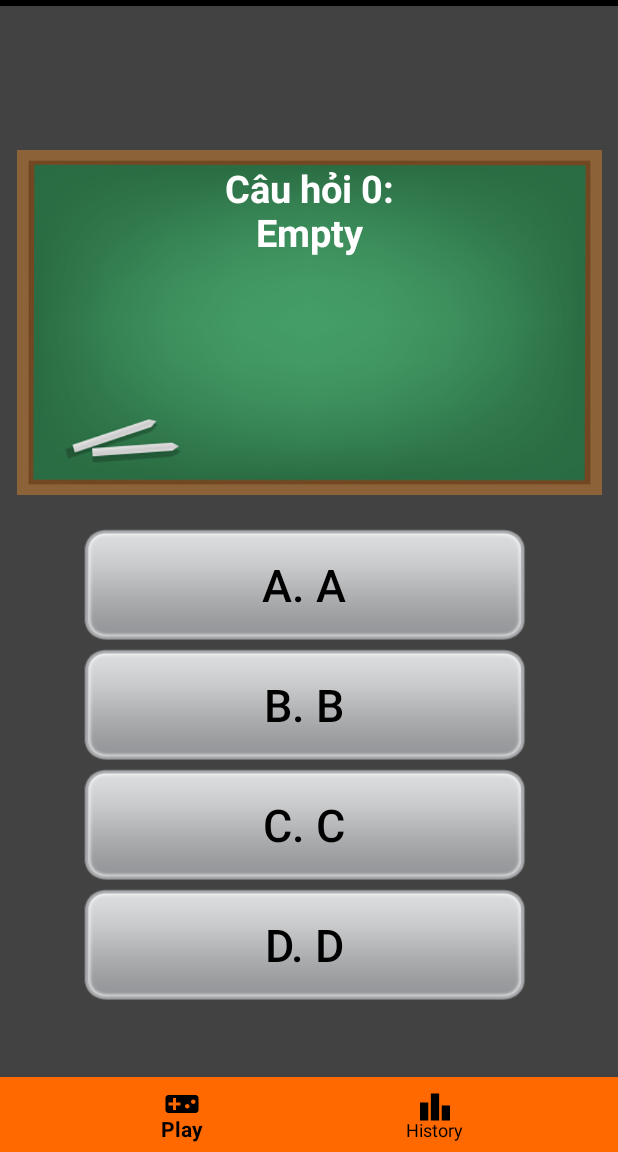
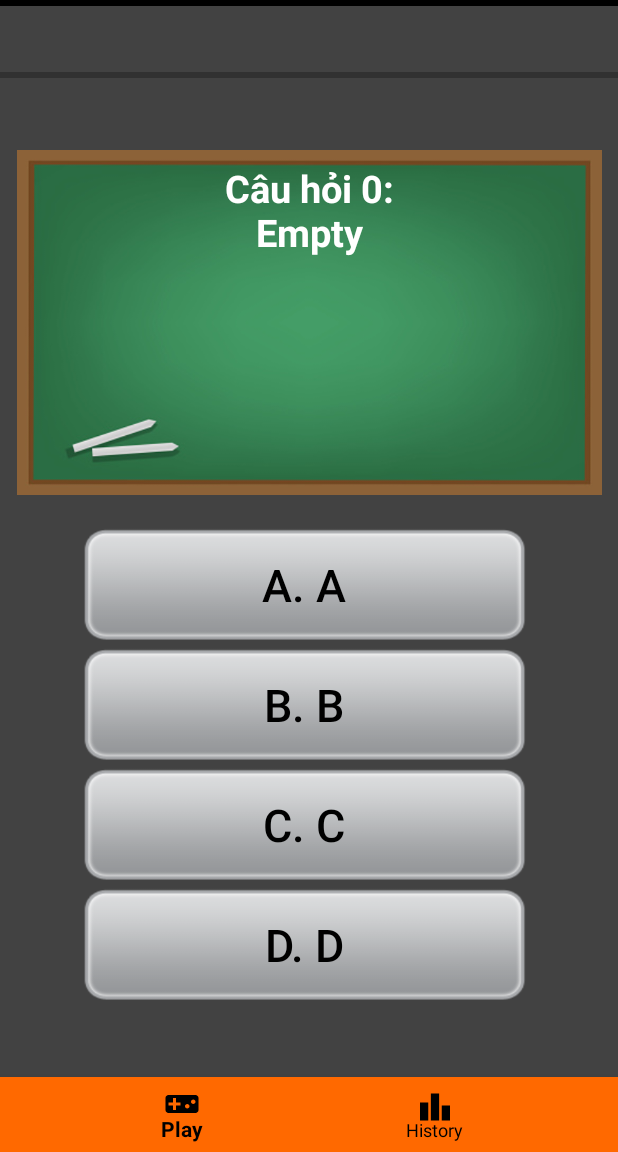
Before and after one commit to MingDeCalax/Project_LTTBDD_CuoiKi, an Android app: the fragment QuestionFragment placed in its activity, on a phone screen of 412 x 824 dp, the part 84-1236 px from its top. Run offline under Robolectric (Android 15) with nearby library versions, the phone set to English and light mode, and no system bars; Roboto replaces fonts that are not available here.

Commit message:
add progress bar

```diff
--- a/app/build.gradle
+++ b/app/build.gradle
@@ -45,4 +45,5 @@ dependencies {
     testImplementation 'junit:junit:4.13.2'
     androidTestImplementation 'androidx.test.ext:junit:1.1.3'
     androidTestImplementation 'androidx.test.espresso:espresso-core:3.4.0'
+
 }
--- a/app/src/main/java/com/example/quizzie_final/QuestionFragment.java
+++ b/app/src/main/java/com/example/quizzie_final/QuestionFragment.java
@@ -10,11 +10,13 @@ import android.view.LayoutInflater;
 import android.view.View;
 import android.view.ViewGroup;
 import android.widget.Button;
+import android.widget.ProgressBar;
 import android.widget.TextView;
 
 import org.json.JSONArray;
 import org.json.JSONException;
 import org.json.JSONObject;
+import org.w3c.dom.Text;
 
 import java.io.IOException;
 import java.io.InputStream;
@@ -57,7 +59,7 @@ public class QuestionFragment extends Fragment {
                              Bundle savedInstanceState) {
         // Inflate the layout for this fragment
         View view = inflater.inflate(R.layout.fragment_question, container, false);
-
+        ProgressBar progressBar = (ProgressBar) view.findViewById(R.id.progressBar);
         TextView answerA = (TextView) view.findViewById(R.id.a_button);
         TextView answerB = (TextView) view.findViewById(R.id.b_button);
         TextView answerC = (TextView) view.findViewById(R.id.c_button);
@@ -66,6 +68,7 @@ public class QuestionFragment extends Fragment {
         answerB.setText("B. "  + answers[1]);
         answerC.setText("C. "  + answers[2]);
         answerD.setText("D. "  + answers[3]);
+        progressBar.setProgress(currentQuestionCount);
         TextView ques = (TextView) view.findViewById(R.id.question_title);
         ques.setText("Câu hỏi " + currentQuestionCount + ":\n" + currentQuestion);
         int id[] = {R.id.a_button, R.id.b_button, R.id.c_button, R.id.d_button};
--- a/app/src/main/res/layout/fragment_question.xml
+++ b/app/src/main/res/layout/fragment_question.xml
@@ -25,6 +25,7 @@
         android:layout_height="230dp"
         app:layout_constraintTop_toTopOf="parent"
         android:id="@+id/question">
+
         <ImageView
             android:layout_width="match_parent"
             android:layout_height="match_parent"
@@ -136,4 +137,18 @@
         app:layout_constraintStart_toStartOf="parent"
         app:layout_constraintTop_toBottomOf="@id/question_scroll"
         android:onClick="terminateQuestion"/>
+
+    <ProgressBar
+        android:id="@+id/progressBar"
+        style="?android:attr/progressBarStyleHorizontal"
+        android:layout_width="match_parent"
+        android:layout_height="50dp"
+        android:progress="1"
+        android:progressTint="@color/white"
+
+        android:outlineAmbientShadowColor="@color/colorChat"
+        android:max="5"
+        app:layout_constraintBottom_toTopOf="@+id/question"
+        app:layout_constraintTop_toTopOf="parent"
+        tools:layout_editor_absoluteX="0dp" />
 </androidx.constraintlayout.widget.ConstraintLayout>
```
